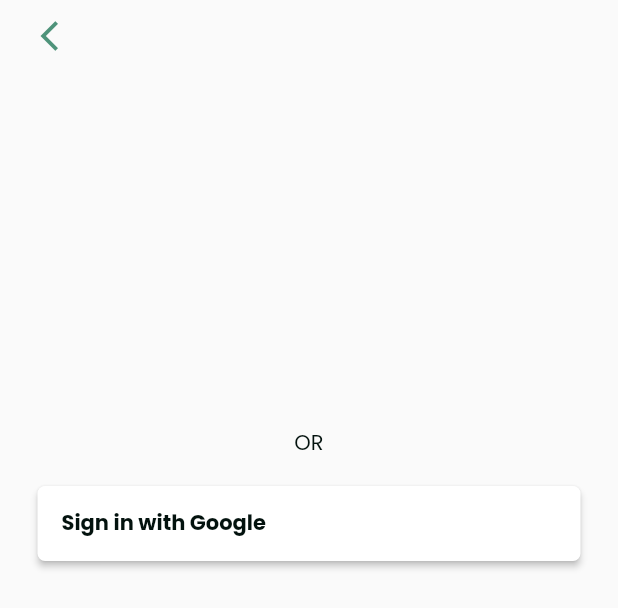
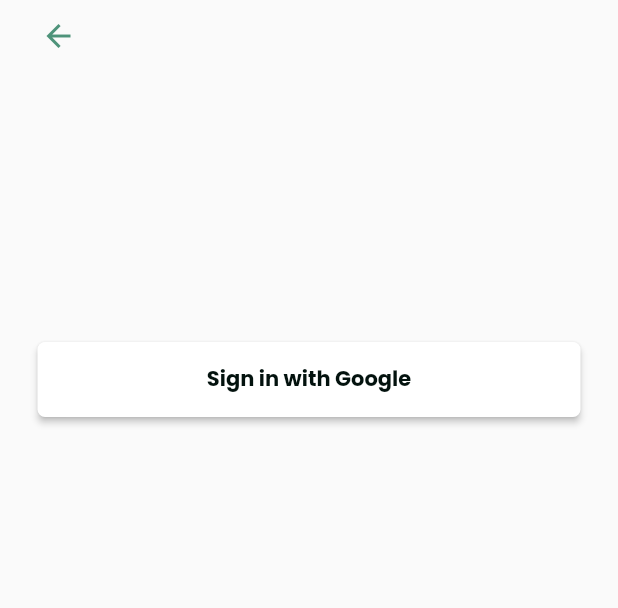
Before and after one commit to shayant98/RecyclePointLocator, a Flutter app: the AuthenticationLayout widget shown alone on an empty page, opened directly with empty values, on a phone screen of 412 x 824 dp. Shown: the top 608 px of the screen. Run offline on Flutter 3.47's test engine with Material 2 defaults, Android fonts, the phone set to English and light mode, and no system bars; our stand-ins replace cloud_firestore, firebase_core, flutter_signin_button, freezed_annotation, google_maps_flutter, location and 3 more; missing offline and left inert: stacked_firebase_auth; accounts and stored records are empty.

Commit message:
fixed renderoverflow bug on forms

```diff
--- a/lib/ui/dumb_widgets/authentication_layout.dart
+++ b/lib/ui/dumb_widgets/authentication_layout.dart
@@ -34,16 +34,18 @@ class AuthenticationLayout extends StatelessWidget {
   @override
   Widget build(BuildContext context) {
     return SafeArea(
-      child: Column(
-        crossAxisAlignment: CrossAxisAlignment.start,
+      child: ListView(
         children: [
           if (onBackPressed != null)
             Padding(
               padding: const EdgeInsets.symmetric(horizontal: paddingSmall),
-              child: IconButton(
-                  color: kEmeraldGreen,
-                  icon: Icon(Icons.arrow_back_ios),
-                  onPressed: onBackPressed),
+              child: Align(
+                alignment: Alignment.centerLeft,
+                child: IconButton(
+                    color: kEmeraldGreen,
+                    icon: Icon(Icons.arrow_back),
+                    onPressed: onBackPressed),
+              ),
             ),
           verticalSpaceSmall,
           Padding(
@@ -60,7 +62,7 @@ class AuthenticationLayout extends StatelessWidget {
               style: kSubtitleTextStyle,
             ),
           ),
-          verticalSpaceLarge,
+          verticalSpaceMedium,
           form,
           verticalSpaceMedium,
           Padding(
@@ -85,27 +87,18 @@ class AuthenticationLayout extends StatelessWidget {
               ),
             ),
           ),
-          verticalSpaceLarge,
-          Row(
-            mainAxisAlignment: MainAxisAlignment.center,
-            children: [
-              Text(
-                'OR',
-                style: kBodyTextStyle,
-              )
-            ],
-          ),
           verticalSpaceRegular,
           Padding(
             padding: const EdgeInsets.symmetric(horizontal: paddingRegular),
             child: MaterialButton(
+              elevation: 2,
               onPressed: onSignInWithGoogle,
               shape: RoundedRectangleBorder(
                   borderRadius: BorderRadius.circular(5.0)),
               color: Colors.white,
               height: 50,
               child: Row(
-                mainAxisAlignment: MainAxisAlignment.spaceBetween,
+                mainAxisAlignment: MainAxisAlignment.center,
                 mainAxisSize: MainAxisSize.max,
                 children: [
                   Center(
--- a/lib/ui/home/home_viewmodel.dart
+++ b/lib/ui/home/home_viewmodel.dart
@@ -27,7 +27,7 @@ class HomeViewModel extends BaseViewModel {
   void navigatoToDetail() => _navigationService.navigateTo(Routes.detailView);
   void navigatoToQuickFind() =>
       _navigationService.navigateTo(Routes.detailView);
-  void navigatoToProfile() => _navigationService.navigateTo(Routes.profileView);
+  void navigatoToProfile() => _navigationService.navigateTo(Routes.loginView);
   void navigatoToLogin() => _navigationService.navigateTo(Routes.loginView);
 
   void showExpandedMenuOrLogin() {
--- a/lib/ui/register/register_viewmodel.dart
+++ b/lib/ui/register/register_viewmodel.dart
@@ -17,6 +17,8 @@ class RegisterViewModel extends AuthenticationViewModel {
     // TODO: implement setFormStatus
   }
 
+  void navigateBack() => _navigationService.back();
+
   @override
   Future<FirebaseAuthenticationResult> runAuthentication() {
     return _firebaseAuthService.createAccountWithEmail(
```
Also changed, not shown: lib/ui/home/home_view.dart (+5 -5 lines), lib/ui/register/register_view.dart (+5 -5 lines), lib/ui/startup/startup_view.dart (+7 -1 lines).
